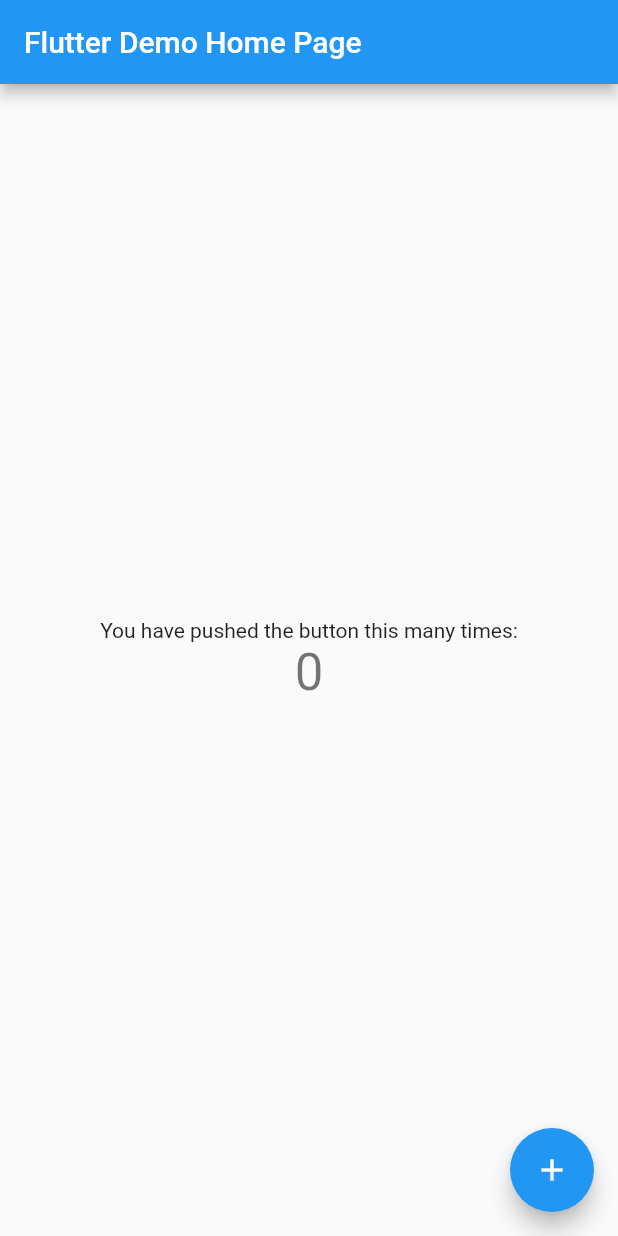
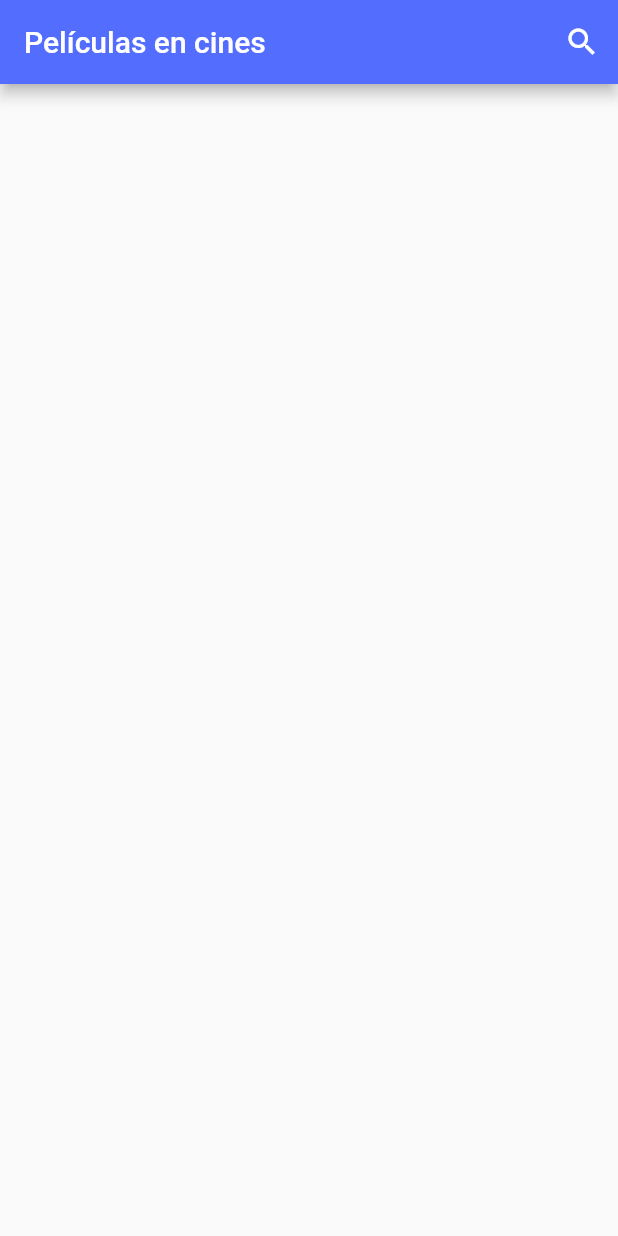
Before and after one commit to sruizpdev/pelis, a Flutter app: the screen it shows after launch, on a phone screen of 412 x 824 dp. Run offline on Flutter 3.47's test engine with Material 2 defaults, Android fonts, the phone set to English and light mode, and no system bars.

```diff
--- a/lib/main.dart
+++ b/lib/main.dart
@@ -1,111 +1,20 @@
+
 import 'package:flutter/material.dart';
+import 'package:pelis/src/pages/home_page.dart';
 
 void main() => runApp(MyApp());
 
 class MyApp extends StatelessWidget {
-  // This widget is the root of your application.
   @override
   Widget build(BuildContext context) {
     return MaterialApp(
-      title: 'Flutter Demo',
-      theme: ThemeData(
-        // This is the theme of your application.
-        //
-        // Try running your application with "flutter run". You'll see the
-        // application has a blue toolbar. Then, without quitting the app, try
-        // changing the primarySwatch below to Colors.green and then invoke
-        // "hot reload" (press "r" in the console where you ran "flutter run",
-        // or simply save your changes to "hot reload" in a Flutter IDE).
-        // Notice that the counter didn't reset back to zero; the application
-        // is not restarted.
-        primarySwatch: Colors.blue,
-      ),
-      home: MyHomePage(title: 'Flutter Demo Home Page'),
+      debugShowCheckedModeBanner: false,
+      title: 'Películas',
+      initialRoute: '/',
+      routes: {
+        '/': (BuildContext context) => HomePage(),
+      },
+
     );
   }
 }
-
-class MyHomePage extends StatefulWidget {
-  MyHomePage({Key key, this.title}) : super(key: key);
-
-  // This widget is the home page of your application. It is stateful, meaning
-  // that it has a State object (defined below) that contains fields that affect
-  // how it looks.
-
-  // This class is the configuration for the state. It holds the values (in this
-  // case the title) provided by the parent (in this case the App widget) and
-  // used by the build method of the State. Fields in a Widget subclass are
-  // always marked "final".
-
-  final String title;
-
-  @override
-  _MyHomePageState createState() => _MyHomePageState();
-}
-
-class _MyHomePageState extends State<MyHomePage> {
-  int _counter = 0;
-
-  void _incrementCounter() {
-    setState(() {
-      // This call to setState tells the Flutter framework that something has
-      // changed in this State, which causes it to rerun the build method below
-      // so that the display can reflect the updated values. If we changed
-      // _counter without calling setState(), then the build method would not be
-      // called again, and so nothing would appear to happen.
-      _counter++;
-    });
-  }
-
-  @override
-  Widget build(BuildContext context) {
-    // This method is rerun every time setState is called, for instance as done
-    // by the _incrementCounter method above.
-    //
-    // The Flutter framework has been optimized to make rerunning build methods
-    // fast, so that you can just rebuild anything that needs updating rather
-    // than having to individually change instances of widgets.
-    return Scaffold(
-      appBar: AppBar(
-        // Here we take the value from the MyHomePage object that was created by
-        // the App.build method, and use it to set our appbar title.
-        title: Text(widget.title),
-      ),
-      body: Center(
-        // Center is a layout widget. It takes a single child and positions it
-        // in the middle of the parent.
-        child: Column(
-          // Column is also a layout widget. It takes a list of children and
-          // arranges them vertically. By default, it sizes itself to fit its
-          // children horizontally, and tries to be as tall as its parent.
-          //
-          // Invoke "debug painting" (press "p" in the console, choose the
-          // "Toggle Debug Paint" action from the Flutter Inspector in Android
-          // Studio, or the "Toggle Debug Paint" command in Visual Studio Code)
-          // to see the wireframe for each widget.
-          //
-          // Column has various properties to control how it sizes itself and
-          // how it positions its children. Here we use mainAxisAlignment to
-          // center the children vertically; the main axis here is the vertical
-          // axis because Columns are vertical (the cross axis would be
-          // horizontal).
-          mainAxisAlignment: MainAxisAlignment.center,
-          children: <Widget>[
-            Text(
-              'You have pushed the button this many times:',
-            ),
-            Text(
-              '$_counter',
-              style: Theme.of(context).textTheme.display1,
-            ),
-          ],
-        ),
-      ),
-      floatingActionButton: FloatingActionButton(
-        onPressed: _incrementCounter,
-        tooltip: 'Increment',
-        child: Icon(Icons.add),
-      ), // This trailing comma makes auto-formatting nicer for build methods.
-    );
-  }
-}
--- /dev/null
+++ b/lib/src/pages/home_page.dart
@@ -0,0 +1,30 @@
+import 'package:flutter/material.dart';
+
+class HomePage extends StatelessWidget {
+  @override
+  Widget build(BuildContext context) {
+    return Scaffold(
+      appBar: AppBar(
+        title: Text('Películas en cines'),
+        backgroundColor: Colors.indigoAccent,
+        actions: <Widget>[
+          IconButton(
+            icon: Icon(Icons.search),
+            onPressed: () {},
+          )
+        ],
+      ),
+      body: Container(
+        child: Column(
+          children: <Widget>[
+          _swiperTarjetas()
+          ],
+        ),
+      ),
+    );
+  }
+}
+
+Widget _swiperTarjetas(){
+  return Container();
+}
```
Also changed, not shown: 1 other file.
